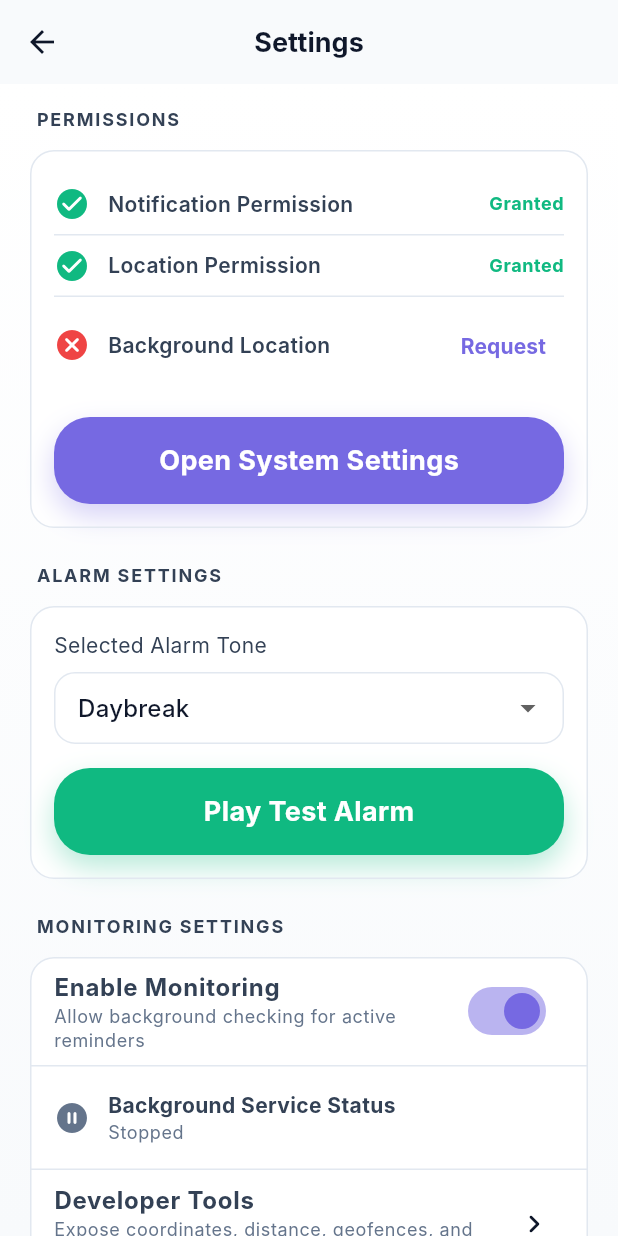
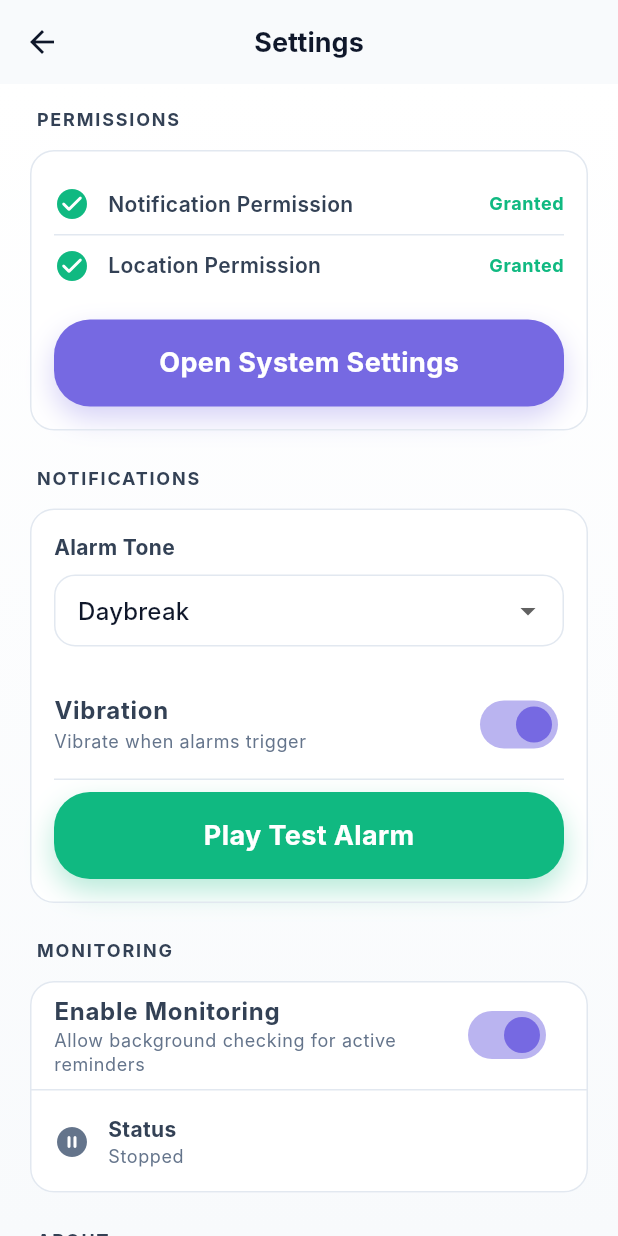
Before and after one commit to pavan-marthala/location_reminder, a Flutter app: the _SettingsPageView screen opened directly, on a phone screen of 412 x 824 dp. Run offline on Flutter 3.47's test engine with Material 3 defaults, Android fonts, the phone set to English and light mode, and no system bars; our stand-ins replace audioplayers, delightful_toast, dio, drift, flutter_bloc, flutter_dotenv and 9 more; missing offline and left inert: flutter_background_service, mapbox_maps_flutter; accounts and stored records are empty; generated files the repository leaves out were written again; Roboto replaces fonts that are missing (Inter); statements that could not run were skipped.

Commit message:
feat: Enhance validation state and settings page with vibration feature
- Added `isVibrationEnabled` and `backgroundReadinessState` to `ValidationState`.
- Updated `SettingsPage` to include a switch for enabling/disabling vibration on alarms.
- Modified monitoring status display logic to reflect background readiness state.
- Updated dependencies to use `package_info_plus` version 10.2.0.
- Added mock methods for vibration settings in `MockSettingsService`.

```diff
--- a/lib/core/di/injection.dart
+++ b/lib/core/di/injection.dart
@@ -13,6 +13,6 @@ final GetIt getIt = GetIt.instance;
 Future<void> configureDependencies() async {
   await getIt.init();
   getIt.registerLazySingleton<AlarmSchedulerService>(
-    () => AlarmSchedulerServiceImpl(getIt(), getIt()),
+    () => AlarmSchedulerServiceImpl(getIt(), getIt(), getIt()),
   );
 }
--- a/lib/core/services/alarm_scheduler_service.dart
+++ b/lib/core/services/alarm_scheduler_service.dart
@@ -7,6 +7,7 @@ import 'package:timezone/data/latest.dart' as tz;
 import 'package:timezone/timezone.dart' as tz;
 import 'package:reminders/core/di/injection.dart';
 import 'package:reminders/core/services/monitoring_coordinator.dart';
+import 'package:reminders/core/services/settings_service.dart';
 import 'package:reminders/features/reminders/domain/repositories/reminder_repository.dart';
 
 abstract class AlarmSchedulerService {
@@ -21,10 +22,12 @@ abstract class AlarmSchedulerService {
 class AlarmSchedulerServiceImpl implements AlarmSchedulerService {
   final FlutterLocalNotificationsPlugin _localNotifications;
   final ReminderRepository _reminderRepository;
+  final SettingsService _settingsService;
 
   AlarmSchedulerServiceImpl(
     this._localNotifications,
     this._reminderRepository,
+    this._settingsService,
   ) {
     tz.initializeTimeZones();
   }
@@ -63,7 +66,8 @@ class AlarmSchedulerServiceImpl implements AlarmSchedulerService {
     debugPrint('[SNOOZE] Android mechanism: ${scheduleMode.name}');
     debugPrint('[SNOOZE] Alarm ID (Request Code): $reminderId');
 
-    final androidDetails = const AndroidNotificationDetails(
+    final vibrate = _settingsService.isVibrationEnabled();
+    final androidDetails = AndroidNotificationDetails(
       'alarm_channel',
       'Alarms & Reminders',
       channelDescription:
@@ -71,7 +75,7 @@ class AlarmSchedulerServiceImpl implements AlarmSchedulerService {
       importance: Importance.max,
       priority: Priority.high,
       playSound: false, // Audio played by AlarmPage
-      enableVibration: true,
+      enableVibration: vibrate,
       fullScreenIntent: true,
       category: AndroidNotificationCategory.alarm,
     );
--- a/lib/core/services/alarm_service.dart
+++ b/lib/core/services/alarm_service.dart
@@ -51,7 +51,7 @@ class AlarmServiceImpl implements AlarmService {
   Future<void> playAlarm([String? customPath]) async {
     if (_isPlaying) return;
 
-    final assetPath = customPath ?? _settingsService.getSelectedAlarmTonePath();
+    final assetPath = _settingsService.getSelectedAlarmTonePath();
     final cleanPath = assetPath.startsWith('assets/')
         ? assetPath.substring(7)
         : assetPath;
--- a/lib/core/services/background_service.dart
+++ b/lib/core/services/background_service.dart
@@ -2,6 +2,7 @@ import 'dart:async';
 import 'dart:developer';
 import 'dart:ui';
 import 'dart:io';
+import 'package:shared_preferences/shared_preferences.dart';
 import 'package:flutter/material.dart';
 import 'package:flutter_background_service/flutter_background_service.dart';
 import 'package:flutter_local_notifications/flutter_local_notifications.dart';
@@ -479,6 +480,9 @@ void onStart(ServiceInstance service) async {
             ),
           );
 
+          final prefs = await SharedPreferences.getInstance();
+          final vibrate = prefs.getBool('vibration_enabled') ?? true;
+
           final androidDetails = AndroidNotificationDetails(
             'alarm_channel',
             'Alarms & Reminders',
@@ -487,7 +491,7 @@ void onStart(ServiceInstance service) async {
             importance: Importance.max,
             priority: Priority.high,
             playSound: false, // UI Alarm Screen owns audio playback
-            enableVibration: true,
+            enableVibration: vibrate,
             fullScreenIntent: true,
             category: AndroidNotificationCategory.alarm,
           );
--- a/lib/features/infrastructure_validation/presentation/bloc/validation_event.dart
+++ b/lib/features/infrastructure_validation/presentation/bloc/validation_event.dart
@@ -26,5 +26,8 @@ class ValidationEvent with _$ValidationEvent {
   const factory ValidationEvent.toggleMonitoring({
     required bool enabled,
   }) = ToggleMonitoring;
+  const factory ValidationEvent.toggleVibration({
+    required bool enabled,
+  }) = ToggleVibration;
   const factory ValidationEvent.openAppSettings() = OpenAppSettings;
 }
--- a/lib/features/infrastructure_validation/presentation/bloc/validation_state.dart
+++ b/lib/features/infrastructure_validation/presentation/bloc/validation_state.dart
@@ -13,9 +13,11 @@ class ValidationState with _$ValidationState {
     @Default(false) bool isLocationPermissionGranted,
     @Default(false) bool isBackgroundLocationPermissionGranted,
     @Default(true) bool isMonitoringEnabled,
+    @Default(true) bool isVibrationEnabled,
     String? selectedAlarmTone,
     String? currentCoordinates,
     String? latestBackgroundTick,
+    String? backgroundReadinessState,
     String? errorMessage,
     @Default(false) bool isLoading,
   }) = _ValidationState;
--- a/lib/features/settings/presentation/pages/settings_page.dart
+++ b/lib/features/settings/presentation/pages/settings_page.dart
@@ -1,6 +1,8 @@
 import 'dart:developer';
+import 'package:flutter/foundation.dart';
 import 'package:flutter/material.dart';
 import 'package:flutter_bloc/flutter_bloc.dart';
+import 'package:package_info_plus/package_info_plus.dart';
 import 'package:reminders/core/theme/app_theme.dart';
 import 'package:reminders/core/utils/app_button.dart';
 import 'package:reminders/core/utils/app_toast.dart';
@@ -31,10 +33,12 @@ class _SettingsPageView extends StatelessWidget {
   String _getAlarmToneName(String? path) {
     if (path == null) return 'Daybreak';
     if (path.contains('Daybreak')) return 'Daybreak';
-    if (path.contains('SlowMorning') || path.contains('Slow_Morning'))
+    if (path.contains('SlowMorning') || path.contains('Slow_Morning')) {
       return 'Slow Morning';
-    if (path.contains('Earth_Day') || path.contains('EarthDay'))
+    }
+    if (path.contains('Earth_Day') || path.contains('EarthDay')) {
       return 'Earth Day';
+    }
     return path.split('/').last;
   }
 
@@ -72,6 +76,31 @@ class _SettingsPageView extends StatelessWidget {
               );
             }
 
+            // Expose monitoring status
+            String monitoringStatus = 'Disabled';
+            IconData statusIcon = Icons.remove_circle_outline_rounded;
+            Color statusColor = colors.textTertiary;
+
+            if (!state.isMonitoringEnabled) {
+              monitoringStatus = 'Disabled';
+              statusIcon = Icons.remove_circle_outline_rounded;
+              statusColor = colors.textTertiary;
+            } else if (!state.isBackgroundServiceRunning) {
+              monitoringStatus = 'Stopped';
+              statusIcon = Icons.pause_circle_filled_rounded;
+              statusColor = colors.textTertiary;
+            } else {
+              if (state.backgroundReadinessState == 'WaitingForLocation') {
+                monitoringStatus = 'Waiting for GPS';
+                statusIcon = Icons.gps_not_fixed_rounded;
+                statusColor = colors.warning;
+              } else {
+                monitoringStatus = 'Running';
+                statusIcon = Icons.play_circle_fill_rounded;
+                statusColor = colors.success;
+              }
+            }
+
             return SingleChildScrollView(
               padding: const EdgeInsets.all(16.0),
               child: Column(
@@ -101,15 +130,6 @@ class _SettingsPageView extends StatelessWidget {
                               const ValidationEvent.requestLocationPermission(),
                             ),
                           ),
-                          const Divider(),
-                          _buildPermissionRow(
-                            context,
-                            'Background Location',
-                            state.isBackgroundLocationPermissionGranted,
-                            onAction: () => context.read<ValidationBloc>().add(
-                              const ValidationEvent.requestLocationPermission(),
-                            ),
-                          ),
                           const SizedBox(height: 16),
                           AppButton(
                             width: double.infinity,
@@ -127,8 +147,8 @@ class _SettingsPageView extends StatelessWidget {
                   ),
                   const SizedBox(height: 20),
 
-                  // 2. Alarm Settings
-                  _buildSectionHeader(context, 'Alarm Settings'),
+                  // 2. Notifications Section
+                  _buildSectionHeader(context, 'Notifications'),
                   Card(
                     child: Padding(
                       padding: const EdgeInsets.all(16.0),
@@ -136,15 +156,15 @@ class _SettingsPageView extends StatelessWidget {
                         crossAxisAlignment: CrossAxisAlignment.start,
                         children: [
                           Text(
-                            'Selected Alarm Tone',
+                            'Alarm Tone',
                             style: typography.bodyMedium.copyWith(
                               color: colors.textSecondary,
+                              fontWeight: FontWeight.bold,
                             ),
                           ),
                           const SizedBox(height: 8),
                           DropdownButtonFormField<String>(
-                            initialValue:
-                                state.selectedAlarmTone != null &&
+                            value: state.selectedAlarmTone != null &&
                                     availableTones.any(
                                       (element) =>
                                           element['path'] ==
@@ -167,7 +187,6 @@ class _SettingsPageView extends StatelessWidget {
                                 vertical: 8,
                               ),
                               filled: false,
-
                               border: OutlineInputBorder(
                                 borderRadius: BorderRadius.circular(8),
                                 borderSide: BorderSide(color: colors.border),
@@ -188,6 +207,30 @@ class _SettingsPageView extends StatelessWidget {
                             },
                           ),
                           const SizedBox(height: 16),
+                          SwitchListTile(
+                            contentPadding: EdgeInsets.zero,
+                            title: Text(
+                              'Vibration',
+                              style: typography.bodyLarge.copyWith(
+                                fontWeight: FontWeight.bold,
+                              ),
+                            ),
+                            subtitle: Text(
+                              'Vibrate when alarms trigger',
+                              style: typography.bodySmall.copyWith(
+                                color: colors.textTertiary,
+                              ),
+                            ),
+                            value: state.isVibrationEnabled,
+                            activeThumbColor: colors.primary,
+                            onChanged: (val) {
+                              context.read<ValidationBloc>().add(
+                                ValidationEvent.toggleVibration(enabled: val),
+                              );
+                            },
+                          ),
+                          const Divider(),
+                          const SizedBox(height: 8),
                           Row(
                             children: [
                               Expanded(
@@ -216,7 +259,7 @@ class _SettingsPageView extends StatelessWidget {
                   const SizedBox(height: 20),
 
                   // 3. Monitoring Settings
-                  _buildSectionHeader(context, 'Monitoring Settings'),
+                  _buildSectionHeader(context, 'Monitoring'),
                   Card(
                     child: Column(
                       children: [
@@ -247,12 +290,8 @@ class _SettingsPageView extends StatelessWidget {
                           child: Row(
                             children: [
                               Icon(
-                                state.isBackgroundServiceRunning
-                                    ? Icons.play_circle_fill_rounded
-                                    : Icons.pause_circle_filled_rounded,
-                                color: state.isBackgroundServiceRunning
-                                    ? colors.success
-                                    : colors.textTertiary,
+                                statusIcon,
+                                color: statusColor,
                                 size: 24,
                               ),
                               const SizedBox(width: 12),
@@ -261,15 +300,13 @@ class _SettingsPageView extends StatelessWidget {
                                   crossAxisAlignment: CrossAxisAlignment.start,
                                   children: [
                                     Text(
-                                      'Background Service Status',
+                                      'Status',
                                       style: typography.bodyMedium.copyWith(
                                         fontWeight: FontWeight.bold,
                                       ),
                                     ),
                                     Text(
-                                      state.isBackgroundServiceRunning
-                                          ? 'Running and ready'
-                                          : 'Stopped',
+                                      monitoringStatus,
                                       style: typography.bodySmall.copyWith(
                                         color: colors.textTertiary,
                                       ),
@@ -280,8 +317,94 @@ class _SettingsPageView extends StatelessWidget {
                             ],
                           ),
                         ),
+                      ],
+                    ),
+                  ),
+                  const SizedBox(height: 20),
+
+                  // 4. About Section
+                  _buildSectionHeader(context, 'About'),
+                  Card(
+                    child: FutureBuilder<PackageInfo>(
+                      future: PackageInfo.fromPlatform(),
+                      builder: (context, snapshot) {
+                        final version = snapshot.data?.version ?? '1.0.0';
+                        final buildNumber = snapshot.data?.buildNumber ?? '1';
+
+                        return Column(
+                          children: [
+                            ListTile(
+                              title: Text(
+                                'App Version',
+                                style: typography.bodyLarge.copyWith(
+                                  fontWeight: FontWeight.bold,
+                                ),
+                              ),
+                              trailing: Text(
+                                version,
+                                style: typography.bodyMedium.copyWith(
+                                  color: colors.textSecondary,
+                                ),
+                              ),
+                            ),
                             const Divider(height: 1),
                             ListTile(
+                              title: Text(
+                                'Build Number',
+                                style: typography.bodyLarge.copyWith(
+                                  fontWeight: FontWeight.bold,
+                                ),
+                              ),
+                              trailing: Text(
+                                buildNumber,
+                                style: typography.bodyMedium.copyWith(
+                                  color: colors.textSecondary,
+                                ),
+                              ),
+                            ),
+                            const Divider(height: 1),
+                            ListTile(
+                              title: Text(
+                                'Privacy Policy',
+                                style: typography.bodyLarge.copyWith(
+                                  fontWeight: FontWeight.bold,
+                                ),
+                              ),
+                              trailing: const Icon(Icons.chevron_right_rounded),
+                              onTap: () {
+                                showSuccessToast(
+                                  message: 'Privacy Policy placeholder tapped.',
+                                );
+                              },
+                            ),
+                            const Divider(height: 1),
+                            ListTile(
+                              title: Text(
+                                'Open Source Licenses',
+                                style: typography.bodyLarge.copyWith(
+                                  fontWeight: FontWeight.bold,
+                                ),
+                              ),
+                              trailing: const Icon(Icons.chevron_right_rounded),
+                              onTap: () {
+                                showLicensePage(
+                                  context: context,
+                                  applicationName: 'Location Reminder',
+                                );
+                              },
+                            ),
+                          ],
+                        );
+                      },
+                    ),
+                  ),
+                  const SizedBox(height: 20),
+
+                  // 5. Developer Tools (kDebugMode only)
+                  if (kDebugMode) ...[
+                    _buildSectionHeader(context, 'Developer Tools'),
+                    Card(
+                      child: ListTile(
                         title: Text(
                           'Developer Tools',
                           style: typography.bodyLarge.copyWith(
@@ -299,10 +422,9 @@ class _SettingsPageView extends StatelessWidget {
                           context.push(AppRoutes.developerTools);
                         },
                       ),
-                      ],
-                    ),
                     ),
                     const SizedBox(height: 20),
+                  ],
                 ],
               ),
             );
--- a/pubspec.yaml
+++ b/pubspec.yaml
@@ -36,6 +36,7 @@ dependencies:
   json_annotation: ^4.9.0
   mapbox_maps_flutter: ^2.24.3
   no_screenshot: ^1.0.0
+  package_info_plus: ^10.2.0
   path: ^1.9.0
   path_provider: ^2.1.5
   quick_actions: ^1.1.0
```
Also changed, not shown: lib/core/services/settings_service.dart (+14 -3 lines), lib/features/infrastructure_validation/presentation/bloc/validation_bloc.dart (+29 -8 lines), lib/core/di/injection.config.dart, lib/features/infrastructure_validation/presentation/bloc/validation_event.freezed.dart, lib/features/infrastructure_validation/presentation/bloc/validation_state.freezed.dart, pubspec.lock, 1 other file. Lines whose indentation alone changed are shown as unchanged.
